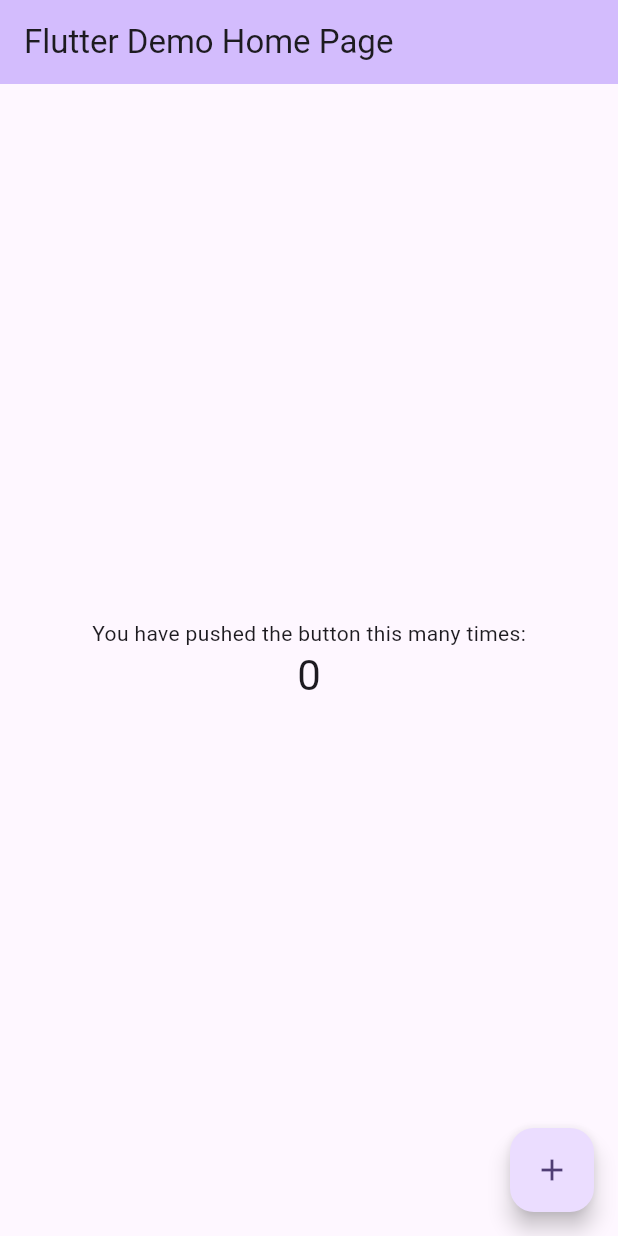
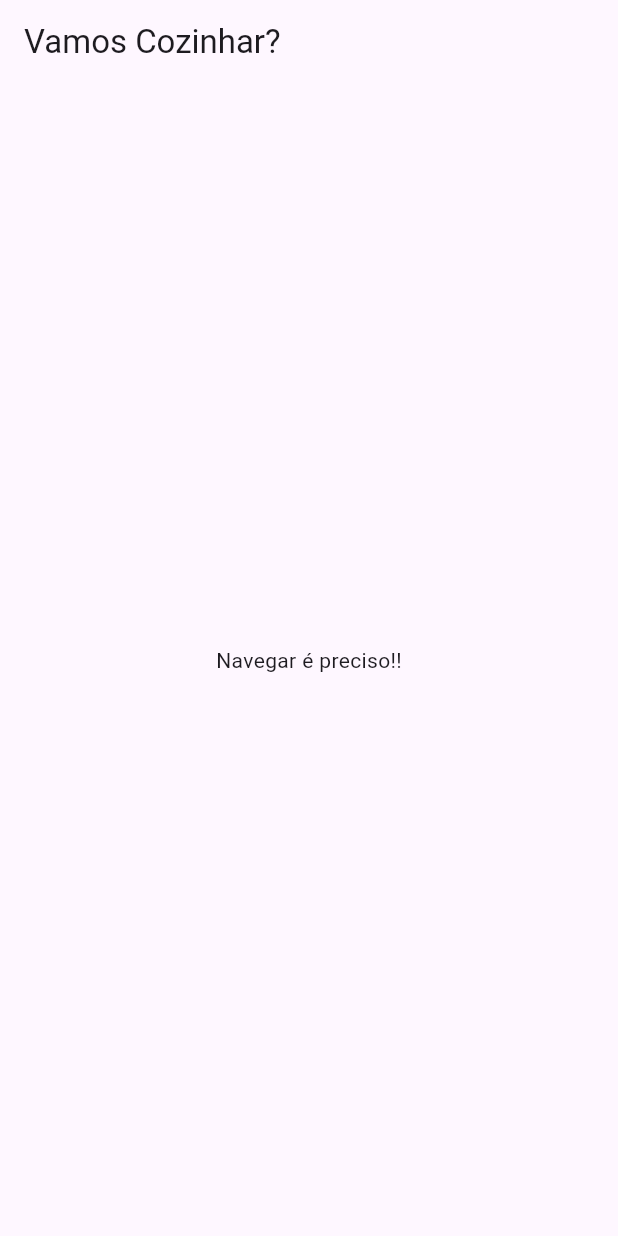
Before and after one commit to Debora-Mind/Meals, a Flutter app: the screen it shows after launch, on a phone screen of 412 x 824 dp. Run offline on Flutter 3.47's test engine with Material 3 defaults, Android fonts, the phone set to English and light mode, and no system bars.

Commit message:
Init
Projeto base

```diff
--- a/lib/main.dart
+++ b/lib/main.dart
@@ -1,125 +1,37 @@
 import 'package:flutter/material.dart';
 
-void main() {
-  runApp(const MyApp());
-}
+void main() => runApp(const MyApp());
 
 class MyApp extends StatelessWidget {
   const MyApp({super.key});
 
-  // This widget is the root of your application.
   @override
   Widget build(BuildContext context) {
     return MaterialApp(
-      title: 'Flutter Demo',
+      title: 'Vamos Cozinhar?',
       theme: ThemeData(
-        // This is the theme of your application.
-        //
-        // TRY THIS: Try running your application with "flutter run". You'll see
-        // the application has a purple toolbar. Then, without quitting the app,
-        // try changing the seedColor in the colorScheme below to Colors.green
-        // and then invoke "hot reload" (save your changes or press the "hot
-        // reload" button in a Flutter-supported IDE, or press "r" if you used
-        // the command line to start the app).
-        //
-        // Notice that the counter didn't reset back to zero; the application
-        // state is not lost during the reload. To reset the state, use hot
-        // restart instead.
-        //
-        // This works for code too, not just values: Most code changes can be
-        // tested with just a hot reload.
-        colorScheme: ColorScheme.fromSeed(seedColor: Colors.deepPurple),
-        useMaterial3: true,
+        primarySwatch: Colors.blue,
       ),
-      home: const MyHomePage(title: 'Flutter Demo Home Page'),
+      home: MyHomePage(),
     );
   }
 }
 
 class MyHomePage extends StatefulWidget {
-  const MyHomePage({super.key, required this.title});
-
-  // This widget is the home page of your application. It is stateful, meaning
-  // that it has a State object (defined below) that contains fields that affect
-  // how it looks.
-
-  // This class is the configuration for the state. It holds the values (in this
-  // case the title) provided by the parent (in this case the App widget) and
-  // used by the build method of the State. Fields in a Widget subclass are
-  // always marked "final".
-
-  final String title;
-
   @override
-  State<MyHomePage> createState() => _MyHomePageState();
+  _MyHomePageState createState() => _MyHomePageState();
 }
 
 class _MyHomePageState extends State<MyHomePage> {
-  int _counter = 0;
-
-  void _incrementCounter() {
-    setState(() {
-      // This call to setState tells the Flutter framework that something has
-      // changed in this State, which causes it to rerun the build method below
-      // so that the display can reflect the updated values. If we changed
-      // _counter without calling setState(), then the build method would not be
-      // called again, and so nothing would appear to happen.
-      _counter++;
-    });
-  }
-
   @override
   Widget build(BuildContext context) {
-    // This method is rerun every time setState is called, for instance as done
-    // by the _incrementCounter method above.
-    //
-    // The Flutter framework has been optimized to make rerunning build methods
-    // fast, so that you can just rebuild anything that needs updating rather
-    // than having to individually change instances of widgets.
     return Scaffold(
       appBar: AppBar(
-        // TRY THIS: Try changing the color here to a specific color (to
-        // Colors.amber, perhaps?) and trigger a hot reload to see the AppBar
-        // change color while the other colors stay the same.
-        backgroundColor: Theme.of(context).colorScheme.inversePrimary,
-        // Here we take the value from the MyHomePage object that was created by
-        // the App.build method, and use it to set our appbar title.
-        title: Text(widget.title),
+        title: Text('Vamos Cozinhar?'),
       ),
       body: Center(
-        // Center is a layout widget. It takes a single child and positions it
-        // in the middle of the parent.
-        child: Column(
-          // Column is also a layout widget. It takes a list of children and
-          // arranges them vertically. By default, it sizes itself to fit its
-          // children horizontally, and tries to be as tall as its parent.
-          //
-          // Column has various properties to control how it sizes itself and
-          // how it positions its children. Here we use mainAxisAlignment to
-          // center the children vertically; the main axis here is the vertical
-          // axis because Columns are vertical (the cross axis would be
-          // horizontal).
-          //
-          // TRY THIS: Invoke "debug painting" (choose the "Toggle Debug Paint"
-          // action in the IDE, or press "p" in the console), to see the
-          // wireframe for each widget.
-          mainAxisAlignment: MainAxisAlignment.center,
-          children: <Widget>[
-            const Text(
-              'You have pushed the button this many times:',
-            ),
-            Text(
-              '$_counter',
-              style: Theme.of(context).textTheme.headlineMedium,
-            ),
-          ],
-        ),
+        child: Text('Navegar é preciso!!'),
       ),
-      floatingActionButton: FloatingActionButton(
-        onPressed: _incrementCounter,
-        tooltip: 'Increment',
-        child: const Icon(Icons.add),
-      ), // This trailing comma makes auto-formatting nicer for build methods.
     );
   }
 }
```
Also changed, not shown: lib/data/dummy_data.dart (added, +55 -0 lines), lib/models/category.dart (added, +13 -0 lines), lib/screens/categories_screen.dart (added, +16 -0 lines).
